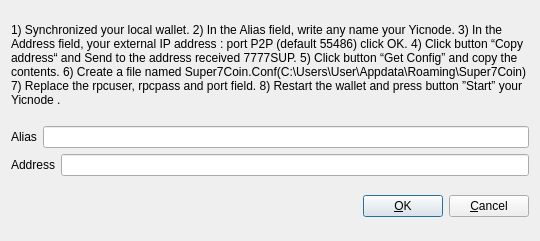
Above: src/qt/forms/addeditadrenalinenode.ui from tocacyy/Super7Coin before the change. Below: the same form after it.
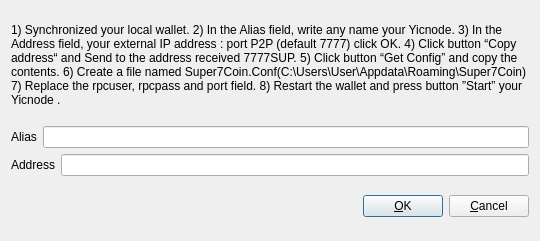
That is the form after the change.

What changed in the file:
```diff
--- a/src/qt/forms/addeditadrenalinenode.ui
+++ b/src/qt/forms/addeditadrenalinenode.ui
@@ -34,7 +34,7 @@
         </sizepolicy>
        </property>
        <property name="text">
-        <string>&lt;html&gt;&lt;head/&gt;&lt;body&gt;&lt;p&gt;1) Synchronized your local wallet. 2) In the Alias field, write any name your Yicnode. 3) In the Address field, your external IP address : port P2P (default 55486) click OK. 4) Click button “Copy address“ and Send to the address received 7777SUP. 5) Click button “Get Config” and copy the contents. 6) Create a file named Super7Coin.Conf(C:\Users\User\Appdata\Roaming\Super7Coin) 7) Replace the rpcuser, rpcpass and port field. 8) Restart the wallet and press button ”Start” your Yicnode .&lt;/p&gt;&lt;/body&gt;&lt;/html&gt;</string>
+        <string>&lt;html&gt;&lt;head/&gt;&lt;body&gt;&lt;p&gt;1) Synchronized your local wallet. 2) In the Alias field, write any name your Yicnode. 3) In the Address field, your external IP address : port P2P (default 7777) click OK. 4) Click button “Copy address“ and Send to the address received 7777SUP. 5) Click button “Get Config” and copy the contents. 6) Create a file named Super7Coin.Conf(C:\Users\User\Appdata\Roaming\Super7Coin) 7) Replace the rpcuser, rpcpass and port field. 8) Restart the wallet and press button ”Start” your Yicnode .&lt;/p&gt;&lt;/body&gt;&lt;/html&gt;</string>
        </property>
        <property name="wordWrap">
         <bool>true</bool>
```
